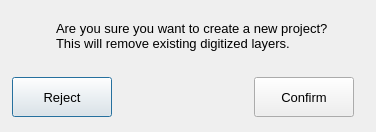
Old version of the form confirmation.ui in the repository Esk-Spatial/QGIS_forest_health_sketch_tool.
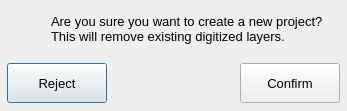
New version of the form. Icons and pictures are not drawn.

What changed in the file:
```diff
--- a/confirmation.ui
+++ b/confirmation.ui
@@ -6,8 +6,8 @@
    <rect>
     <x>0</x>
     <y>0</y>
-    <width>376</width>
-    <height>132</height>
+    <width>347</width>
+    <height>111</height>
    </rect>
   </property>
   <property name="windowTitle">
@@ -19,13 +19,13 @@
   </property>
   <layout class="QGridLayout" name="gridLayout">
    <property name="leftMargin">
-    <number>10</number>
+    <number>5</number>
    </property>
    <property name="topMargin">
     <number>5</number>
    </property>
    <property name="rightMargin">
-    <number>20</number>
+    <number>5</number>
    </property>
    <property name="bottomMargin">
     <number>5</number>
```
